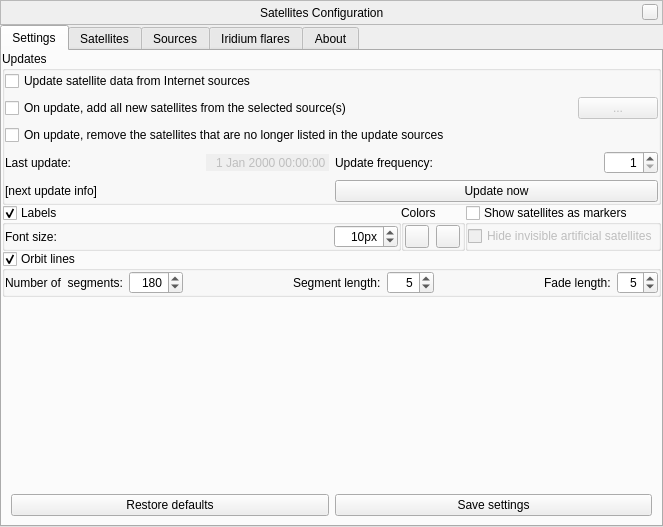
Above: plugins/Satellites/src/gui/satellitesDialog.ui from 519984307/stellarium_src before the change. Below: the same form after it.
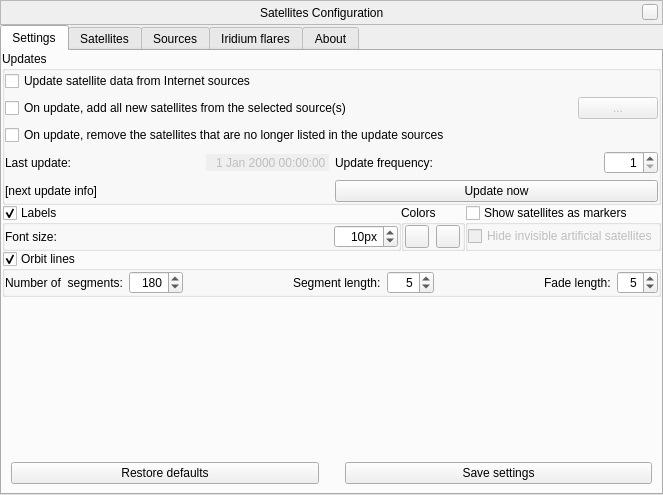
That is the form after the change. Icons and pictures are not drawn. Custom widgets are drawn as their Qt base class.

The edit to the form file:
```diff
--- a/plugins/Satellites/src/gui/satellitesDialog.ui
+++ b/plugins/Satellites/src/gui/satellitesDialog.ui
@@ -7,7 +7,7 @@
     <x>0</x>
     <y>0</y>
     <width>663</width>
-    <height>527</height>
+    <height>495</height>
    </rect>
   </property>
   <property name="windowTitle">
@@ -661,6 +661,22 @@
             </property>
            </widget>
           </item>
+          <item>
+           <spacer name="horizontalSpacer_7">
+            <property name="orientation">
+             <enum>Qt::Horizontal</enum>
+            </property>
+            <property name="sizeType">
+             <enum>QSizePolicy::Fixed</enum>
+            </property>
+            <property name="sizeHint" stdset="0">
+             <size>
+              <width>20</width>
+              <height>20</height>
+             </size>
+            </property>
+           </spacer>
+          </item>
           <item>
            <widget class="QPushButton" name="saveSettingsButton">
             <property name="sizePolicy">
```
